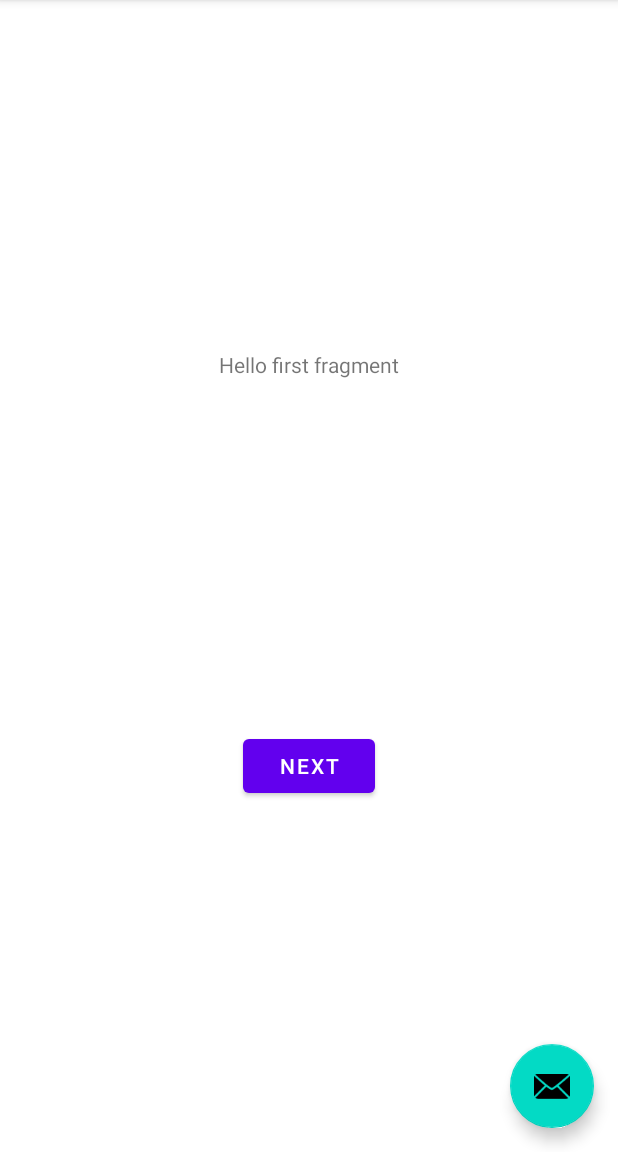
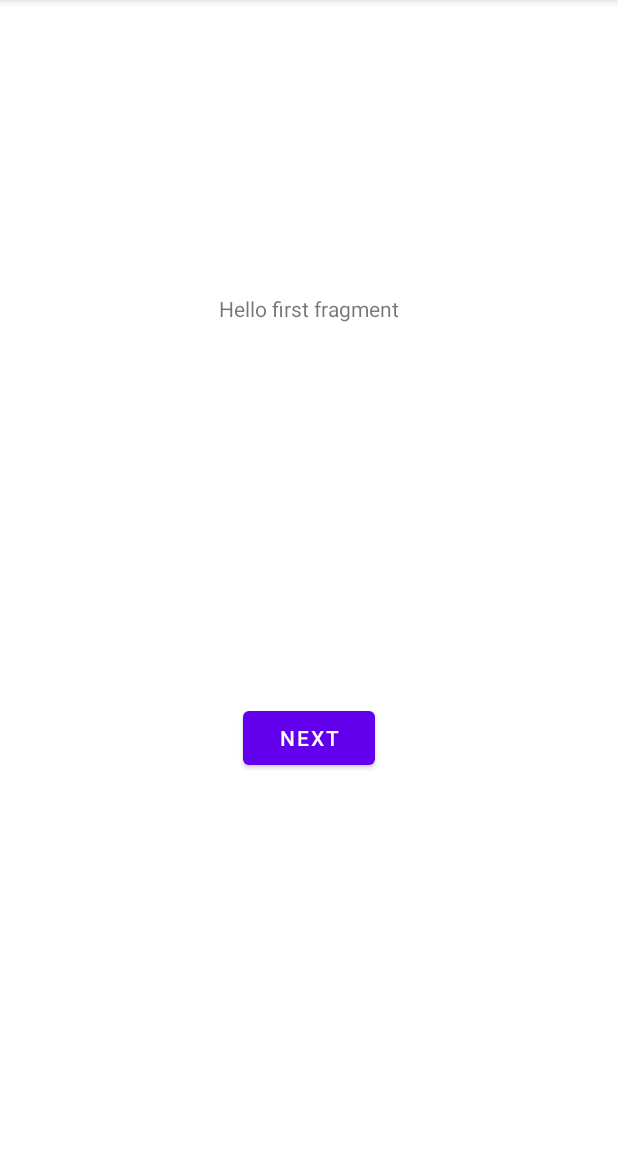
Before and after one commit to TiagoSantosDev/Weather-App, an Android app: the screen it shows after launch (MainActivity), on a phone screen of 412 x 824 dp, the part 84-1236 px from its top. Run offline under Robolectric (Android 15) with nearby library versions, the phone set to English and light mode, and no system bars; 1 statement that could not run was skipped.

Commit message:
Added Fragment Container View and deleted unnecessary elements from the template.

```diff
--- a/app/src/main/res/layout/activity_main.xml
+++ b/app/src/main/res/layout/activity_main.xml
@@ -17,17 +17,18 @@
             android:layout_height="?attr/actionBarSize"
             android:background="?attr/colorPrimary"
             app:popupTheme="@style/Theme.WeatherApp.PopupOverlay" />
-
     </com.google.android.material.appbar.AppBarLayout>
 
-    <include layout="@layout/content_main" />
-
-    <com.google.android.material.floatingactionbutton.FloatingActionButton
-        android:id="@+id/fab"
-        android:layout_width="wrap_content"
-        android:layout_height="wrap_content"
-        android:layout_gravity="bottom|end"
-        android:layout_margin="@dimen/fab_margin"
-        app:srcCompat="@android:drawable/ic_dialog_email" />
+    <androidx.fragment.app.FragmentContainerView
+        android:id="@+id/nav_host_fragment"
+        android:name="androidx.navigation.fragment.NavHostFragment"
+        android:layout_width="match_parent"
+        android:layout_height="match_parent"
+        app:layout_constraintLeft_toLeftOf="parent"
+        app:layout_constraintRight_toRightOf="parent"
+        app:layout_constraintTop_toTopOf="parent"
+        app:layout_constraintBottom_toBottomOf="parent"
+        app:defaultNavHost="true"
+        app:navGraph="@navigation/nav_graph" />
 
 </androidx.coordinatorlayout.widget.CoordinatorLayout>
```
